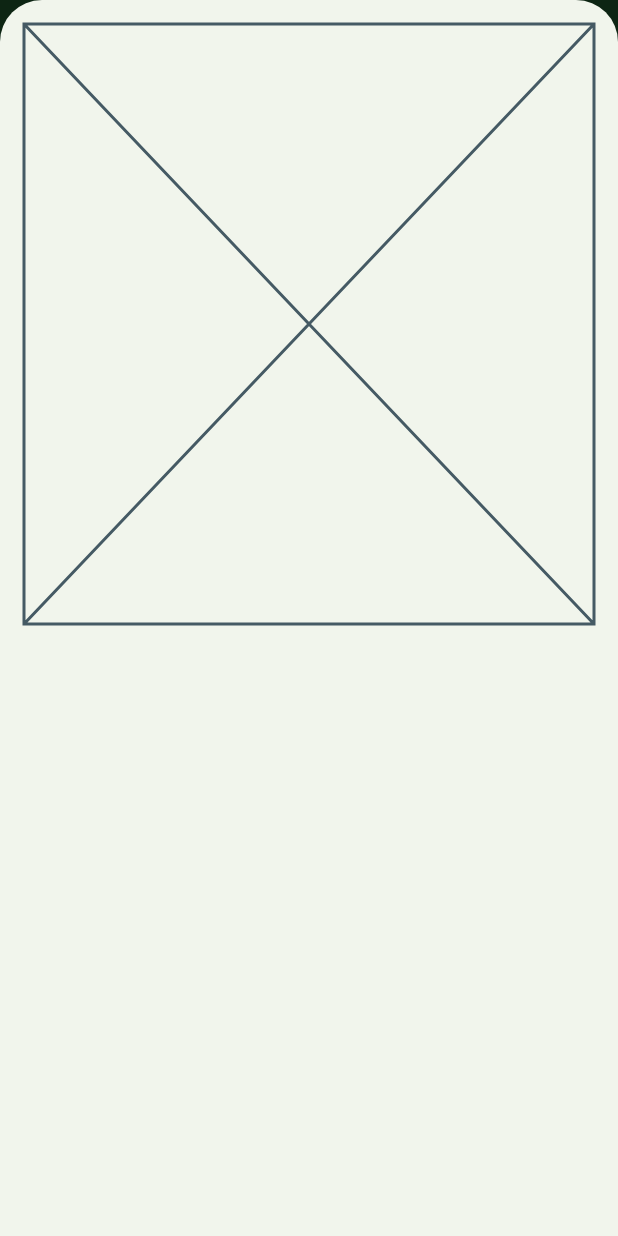
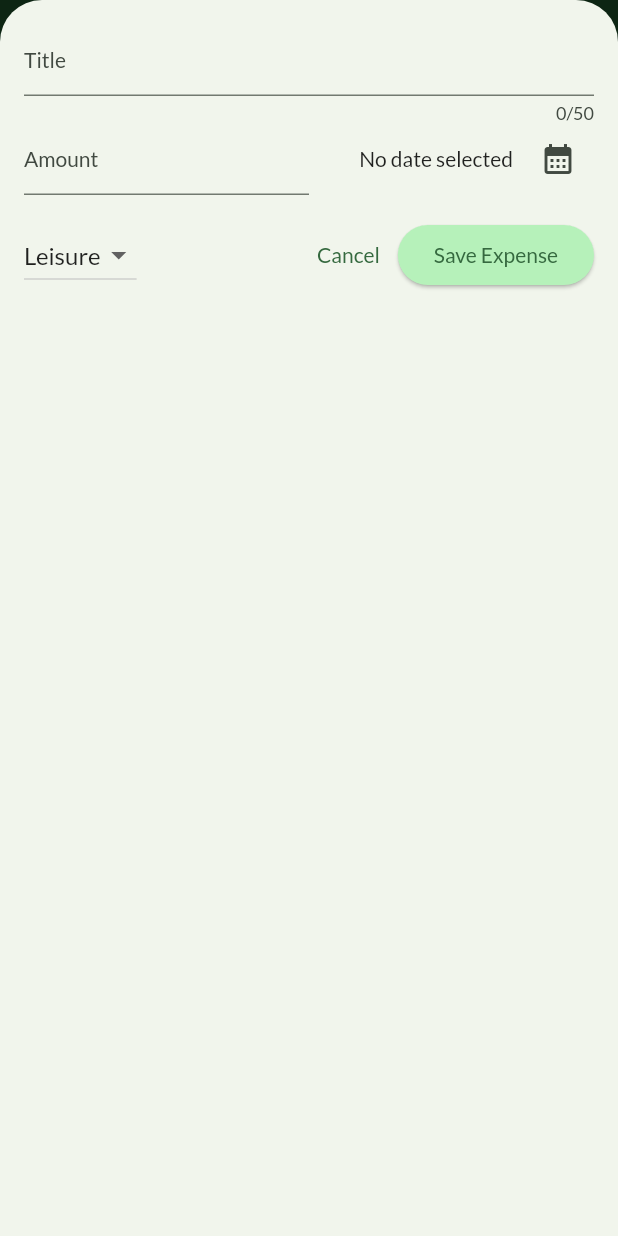
Before and after one commit to cocahonka/flutter-training-expense-tracker, a Flutter app: the screen it shows after launch, after a tap on the "add" icon, on a phone screen of 412 x 824 dp. Run offline on Flutter 3.47's test engine with Material 2 defaults, Android fonts, the phone set to English and light mode, and no system bars; our stand-ins replace google_fonts.

Commit message:
made up portrait mode in new expense widget

```diff
--- a/lib/widgets/new_expense/new_expense.dart
+++ b/lib/widgets/new_expense/new_expense.dart
@@ -1,5 +1,9 @@
 import 'package:expense_tracker_repeat/models/category.dart';
 import 'package:expense_tracker_repeat/models/expense.dart';
+import 'package:expense_tracker_repeat/widgets/new_expense/amount_input.dart';
+import 'package:expense_tracker_repeat/widgets/new_expense/category_select.dart';
+import 'package:expense_tracker_repeat/widgets/new_expense/date_select.dart';
+import 'package:expense_tracker_repeat/widgets/new_expense/title_input.dart';
 import 'package:flutter/material.dart';
 
 class NewExpense extends StatefulWidget {
@@ -50,8 +54,35 @@ class _NewExpenseState extends State<NewExpense> {
         child: SingleChildScrollView(
           child: LayoutBuilder(
             builder: (context, constraints) {
-              if (constraints.maxWidth > 600) {
-                return Placeholder();
+              if (constraints.maxWidth <= 600) {
+                return Column(
+                  children: [
+                    TitleInput(_titleController),
+                    Row(
+                      children: [
+                        Expanded(child: AmountInput(_amountController)),
+                        Expanded(child: DateSelect(_selectedDate, onDateChanged: _setDate)),
+                      ],
+                    ),
+                    Padding(
+                      padding: const EdgeInsets.only(top: 16),
+                      child: Row(
+                        children: [
+                          CategorySelect(_selectedCategory, onCategoryChanged: _setCategory),
+                          const Spacer(),
+                          TextButton(
+                            onPressed: () => Navigator.pop(context),
+                            child: const Text('Cancel'),
+                          ),
+                          ElevatedButton(
+                            onPressed: () => Navigator.pop(context),
+                            child: const Text('Save Expense'),
+                          ),
+                        ],
+                      ),
+                    )
+                  ],
+                );
               } else {
                 return Placeholder();
               }
```
